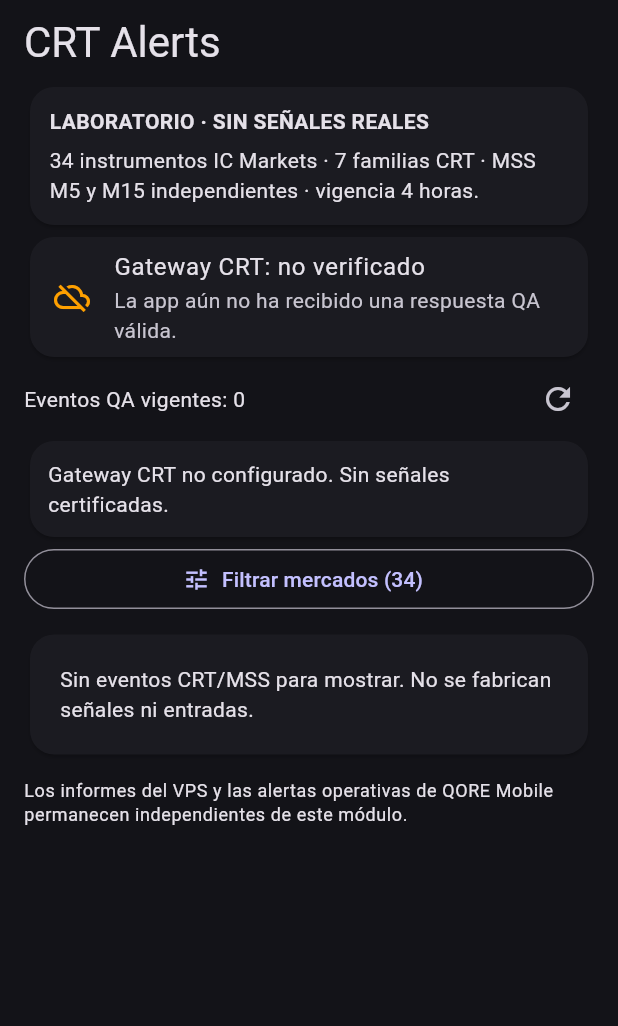
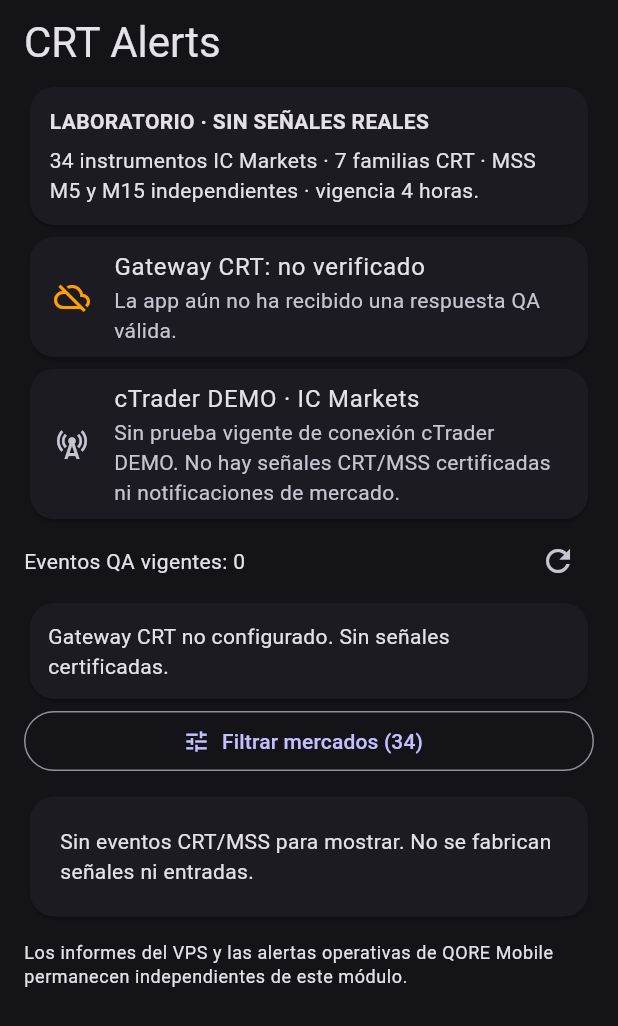
Before and after one commit to mezas3238-hue/Qore-mobile-, a Flutter app: the QoreCrtQaPanel widget shown alone on an empty page, opened directly, on a phone screen of 412 x 824 dp. Shown: the top 1026 px of the screen. Run offline on Flutter 3.47's test engine with Material 3 defaults, Android fonts, the light colour scheme and no system bars; our stand-ins replace shared_preferences; accounts and stored records are empty.

Commit message:
feat(ui): display cTrader IC DEMO signed QA connection status inside existing CRT Alerts page, not as market signal

```diff
--- a/apps/mobile/lib/crt/crt_alerts_page.dart
+++ b/apps/mobile/lib/crt/crt_alerts_page.dart
@@ -4,6 +4,7 @@
 
 import '../data/qore_gateway_client.dart';
 import 'crt_qa_contract.dart';
+import 'crt_demo_probe_status.dart';
 
 /// QORE CRT is a section of the EXISTING QORE Mobile Alerts screen.
 /// This module never trades, subscribes to market push or self-certifies signals.
@@ -66,6 +67,7 @@
   static const _symbolsKey = 'qore_crt_selected_markets_v1';
 
   QoreCrtQaInbox? inbox;
+  QoreCrtDemoProbeStatus? demoProbe;
   String? message;
   DateTime? lastGatewayReadAt;
   bool fetching = false;
@@ -115,6 +117,7 @@
       if (mounted) {
         setState(() {
           inbox = null;
+          demoProbe = null;
           lastGatewayReadAt = null;
           message = 'Gateway CRT no configurado. Sin señales certificadas.';
         });
@@ -126,9 +129,19 @@
     if (!silent && mounted) setState(() => message = null);
     try {
       final fresh = await client.fetchCrtQaInbox();
+      // Authenticated IC Markets DEMO status is diagnostic, NEVER a CRT alert.
+      QoreCrtDemoProbeStatus? health;
+      if (client is QoreCrtDemoProbeClient) {
+        try {
+          health = await client.fetchCrtDemoProbeStatus();
+        } catch (_) {
+          health = null; // Fail closed, no stale connection claims.
+        }
+      }
       if (!mounted) return;
       setState(() {
         inbox = fresh;
+        demoProbe = health;
         lastGatewayReadAt = DateTime.now().toUtc();
         message = null;
       });
@@ -136,6 +149,7 @@
       if (!mounted) return;
       setState(() {
         inbox = null; // Fail closed rather than display stale alerts.
+        demoProbe = null;
         lastGatewayReadAt = null;
         message = 'Bandeja CRT no disponible o contrato inválido.';
       });
@@ -149,6 +163,7 @@
     super.didUpdateWidget(oldWidget);
     if (oldWidget.client != widget.client) {
       inbox = null;
+      demoProbe = null;
       lastGatewayReadAt = null;
       _startPeriodicRefresh();
       _refresh();
@@ -163,6 +178,7 @@
     } else {
       refreshTimer?.cancel();
       inbox = null;
+      demoProbe = null;
       lastGatewayReadAt = null;
     }
   }
@@ -263,6 +279,19 @@
                 'Esto NO certifica mercados ni alertas push.'),
           ),
         ),
+        Card(
+          child: ListTile(
+            leading: const Icon(Icons.cell_tower),
+            title: const Text('cTrader DEMO · IC Markets'),
+            subtitle: Text(demoProbe?.recent == true
+              ? 'Prueba de conexión QA recibida: '
+                '${demoProbe!.symbolsObserved} símbolos observados, '
+                '${demoProbe!.sampledClosedM5} velas M5 de muestra. '
+                'No demuestra paridad TradingView ni señales CRT/MSS.'
+              : 'Sin prueba vigente de conexión cTrader DEMO. '
+                'No hay señales CRT/MSS certificadas ni notificaciones de mercado.'),
+          ),
+        ),
         Row(children: [
           Expanded(child: Text('Eventos QA vigentes: ${active.length}')),
           IconButton(
```
